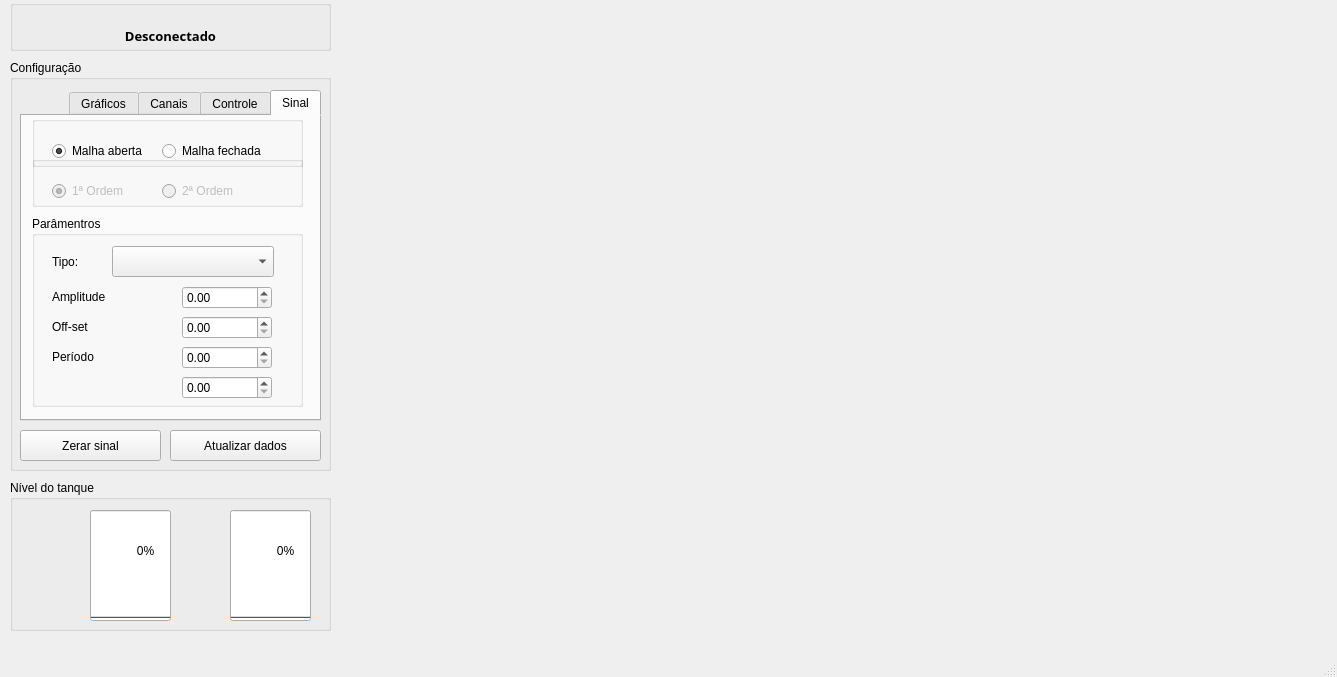
Old version of the form mainwindow.ui in the repository Chechunlong/control.
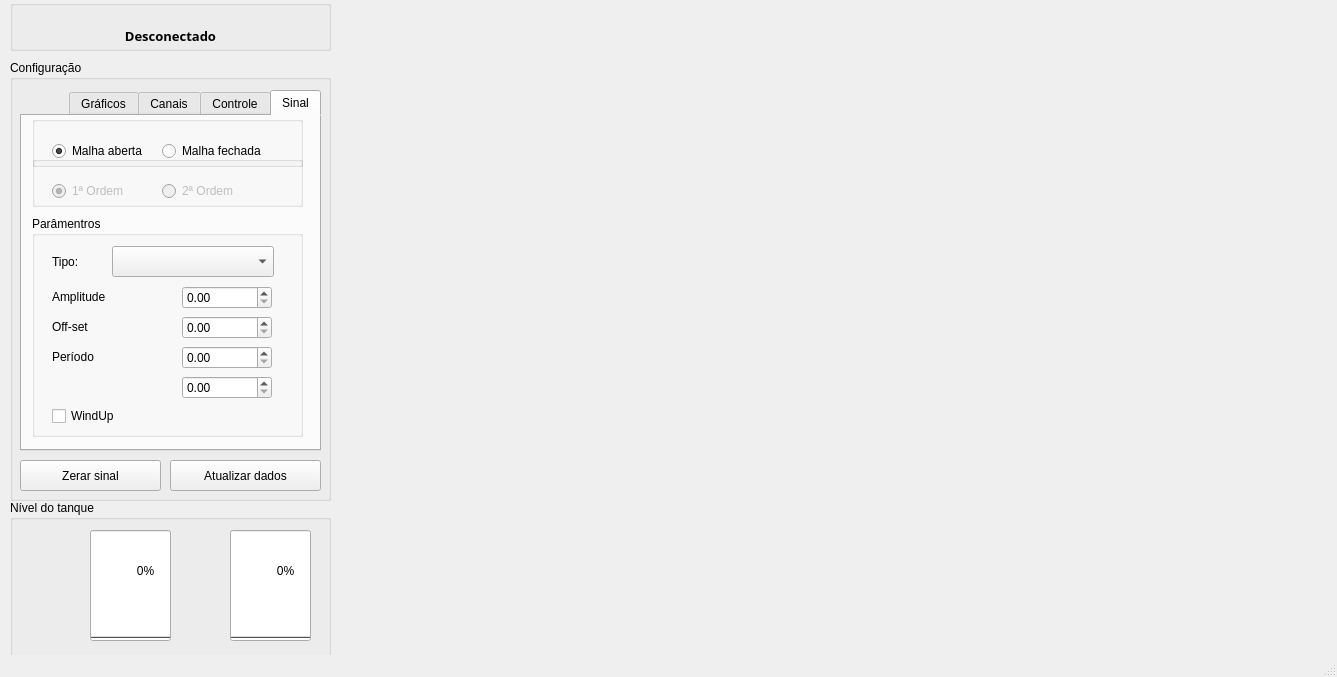
New version of the form. The open tabs and pages were chosen to show the change. Custom widgets are drawn as their Qt base class.

```diff
--- a/mainwindow.ui
+++ b/mainwindow.ui
@@ -98,9 +98,9 @@
     <property name="geometry">
      <rect>
       <x>10</x>
-      <y>480</y>
+      <y>500</y>
       <width>321</width>
-      <height>151</height>
+      <height>161</height>
      </rect>
     </property>
     <property name="title">
@@ -234,7 +234,7 @@
       <x>10</x>
       <y>60</y>
       <width>321</width>
-      <height>411</height>
+      <height>441</height>
      </rect>
     </property>
     <property name="title">
@@ -246,7 +246,7 @@
        <x>10</x>
        <y>30</y>
        <width>301</width>
-       <height>331</height>
+       <height>361</height>
       </rect>
      </property>
      <property name="layoutDirection">
@@ -310,7 +310,7 @@
          <x>10</x>
          <y>100</y>
          <width>271</width>
-         <height>191</height>
+         <height>221</height>
         </rect>
        </property>
        <property name="layoutDirection">
@@ -455,6 +455,19 @@
          <double>0.500000000000000</double>
         </property>
        </widget>
+       <widget class="QCheckBox" name="windup">
+        <property name="geometry">
+         <rect>
+          <x>20</x>
+          <y>190</y>
+          <width>85</width>
+          <height>20</height>
+         </rect>
+        </property>
+        <property name="text">
+         <string>WindUp</string>
+        </property>
+       </widget>
       </widget>
       <widget class="QGroupBox" name="group_Ordem">
        <property name="enabled">
@@ -1238,7 +1251,7 @@
      <property name="geometry">
       <rect>
        <x>10</x>
-       <y>370</y>
+       <y>400</y>
        <width>141</width>
        <height>31</height>
       </rect>
@@ -1251,7 +1264,7 @@
      <property name="geometry">
       <rect>
        <x>160</x>
-       <y>370</y>
+       <y>400</y>
        <width>151</width>
        <height>31</height>
       </rect>
```
Left out of the diff: 2 changed lines with no effect on the pictures.
